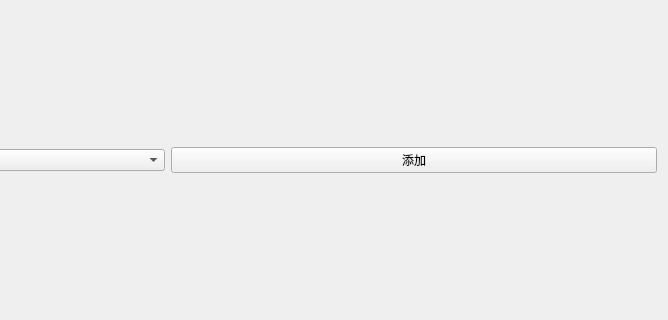
1604042736/FMCL, file FMCL/Functions/LanguageChooser/LanguageChooser.ui: the form before one commit; both pictures show x 332 to 1000 and y 149 to 469 of the 1000 by 618 pixel window.
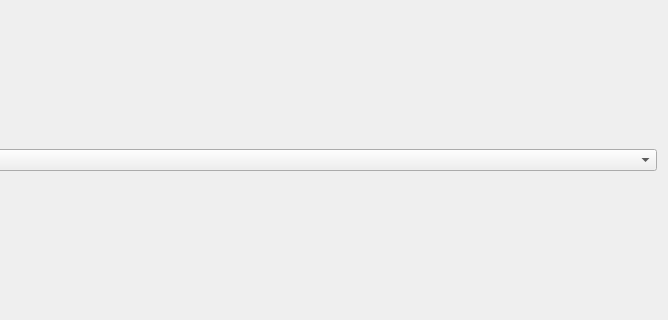
The form after the commit.

```diff
--- a/FMCL/Functions/LanguageChooser/LanguageChooser.ui
+++ b/FMCL/Functions/LanguageChooser/LanguageChooser.ui
@@ -17,13 +17,6 @@
    <item row="0" column="0">
     <widget class="QComboBox" name="cb_lang"/>
    </item>
-   <item row="0" column="1">
-    <widget class="QPushButton" name="pb_add">
-     <property name="text">
-      <string>添加</string>
-     </property>
-    </widget>
-   </item>
   </layout>
  </widget>
  <resources/>
```
